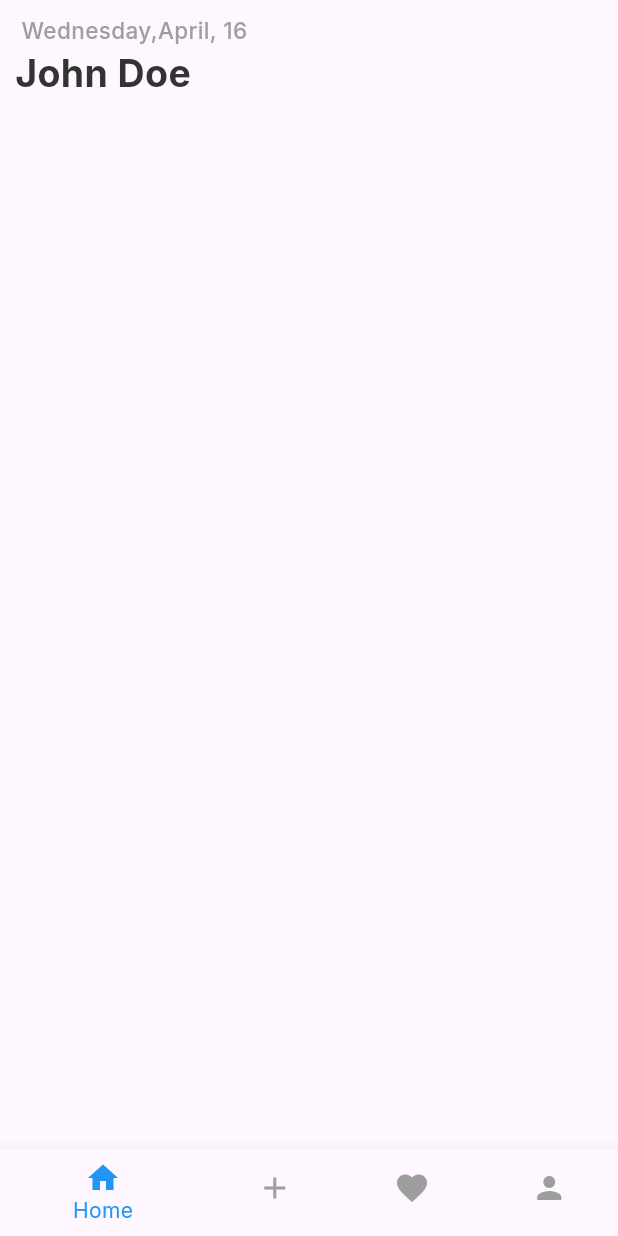
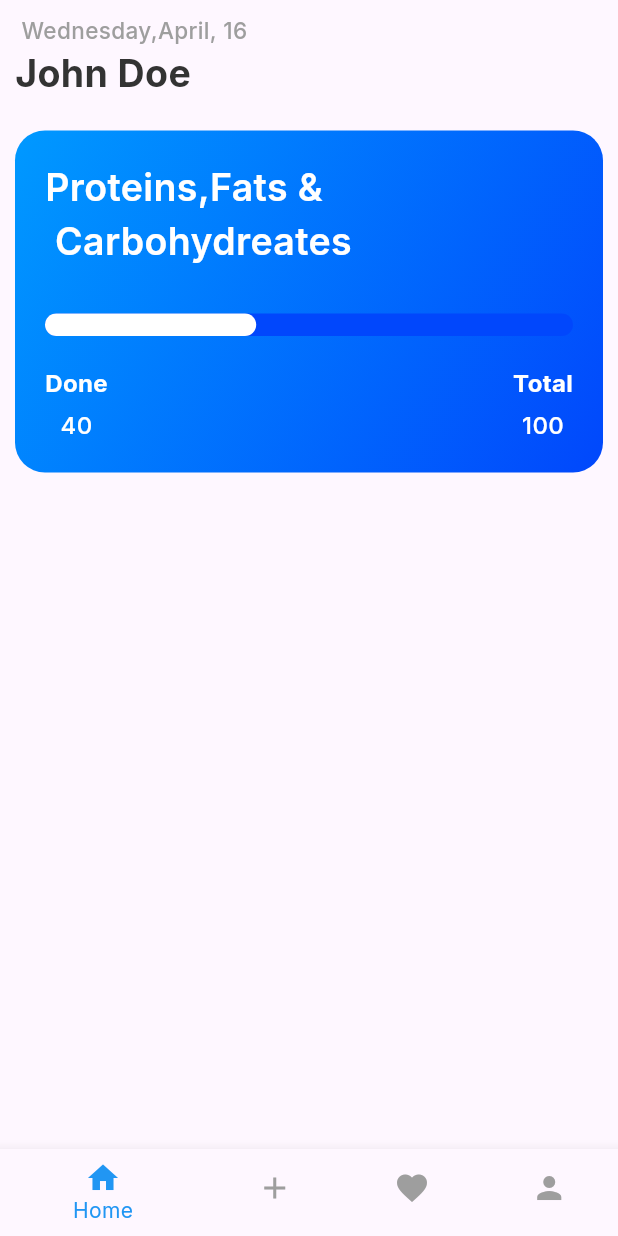
Before and after one commit to IKDewaraja/FlutterGuide, a Flutter app: the screen it shows after launch, on a phone screen of 412 x 824 dp. Run offline on Flutter 3.47's test engine with Material 3 defaults, Android fonts, the phone set to English and light mode, and no system bars; our stand-ins replace google_fonts.

Commit message:
home page- progress card

```diff
--- a/workout_planner/lib/pages/home_page.dart
+++ b/workout_planner/lib/pages/home_page.dart
@@ -3,6 +3,7 @@ import 'package:intl/intl.dart';
 import 'package:workout_planner/constants/colors.dart';
 import 'package:workout_planner/constants/responsive.dart';
 import 'package:workout_planner/data/user_data.dart';
+import 'package:workout_planner/widgets/progress_card.dart';
 
 class HomePage extends StatefulWidget {
   const HomePage({super.key});
@@ -51,6 +52,12 @@ class _HomePageState extends State<HomePage> {
                     color: kMainBlackColor,
                   ),
                 ),
+                SizedBox(height: 20),
+
+                ProgressCard(
+                  progressValue: 0.4,
+                  total: 100,
+                ),
               ],
             ),
           ),
--- /dev/null
+++ b/workout_planner/lib/widgets/progress_card.dart
@@ -0,0 +1,105 @@
+import 'package:flutter/material.dart';
+import 'package:workout_planner/constants/colors.dart';
+
+class ProgressCard extends StatefulWidget {
+  final double progressValue;
+  final int total;
+
+  const ProgressCard({
+    super.key,
+    required this.progressValue,
+    required this.total,
+  });
+
+  @override
+  State<ProgressCard> createState() => _ProgressCardState();
+}
+
+class _ProgressCardState extends State<ProgressCard> {
+  @override
+  Widget build(BuildContext context) {
+    int done = (widget.progressValue * widget.total).toInt();
+    //0.3*100 =30
+
+    return Container(
+      width: double.infinity,
+      decoration: BoxDecoration(
+        borderRadius: BorderRadius.circular(20),
+        gradient: LinearGradient(
+          begin: Alignment.topLeft,
+          end: Alignment.bottomRight,
+          colors: [kMainColor, kMainDarkBlue],
+        ),
+      ),
+      child: Padding(
+        padding: const EdgeInsets.all(20.0),
+        child: Column(
+          crossAxisAlignment: CrossAxisAlignment.start,
+          children: [
+            Text(
+              "Proteins,Fats & \n Carbohydreates",
+              style: TextStyle(
+                fontSize:25,
+                fontWeight: FontWeight.w600,
+                color: kMainWhiteColor,
+              ),
+            ),
+
+            SizedBox(height: 30),
+
+            LinearProgressIndicator(
+              value: widget.progressValue,
+              backgroundColor: kMainDarkBlue,
+              valueColor: AlwaysStoppedAnimation(kMainWhiteColor),
+              color: kMainWhiteColor,
+              minHeight: 15,
+              borderRadius: BorderRadius.circular(100),
+            ),
+
+            SizedBox(height: 20),
+
+            Row(
+              mainAxisAlignment: MainAxisAlignment.spaceBetween,
+              children: [
+              _buildTag(
+                 "Done",
+                  done.toString()
+                  ),
+
+                  _buildTag(
+                 "Total",
+                 widget.total.toString()
+                  ),
+                  ]
+                  ),
+          ],
+        ),
+      ),
+    );
+  }
+
+  Widget _buildTag(String title, String value) {
+    return Column(
+      children: [
+        Text(
+          title,
+            style: TextStyle(
+              fontSize: 16,
+              fontWeight: FontWeight.bold,
+              color: kMainWhiteColor,
+            )
+            ),
+             SizedBox(height: 5),
+
+             Text(
+              value,
+            style: TextStyle(
+              fontSize: 16,
+              fontWeight: FontWeight.w500,
+              color: kMainWhiteColor,
+            )
+            ),
+        ]
+        );
+  }
+}
```
Also changed, not shown: 1 other file.
